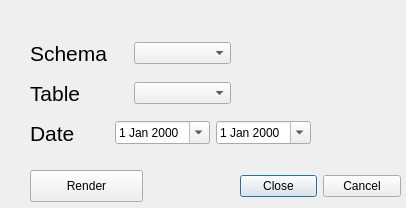
Before: the Qt Designer form rheas/rheas_dialog_base.ui in kandread/RHEAS-qgis, drawn with Qt 5.
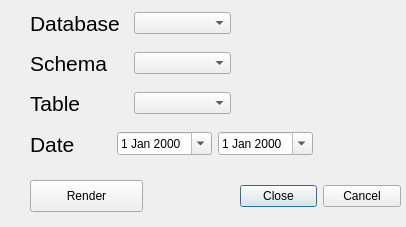
After: the same form once the commit is applied.

Commit message: Added database connection combo box.

The edit to the form file:
```diff
--- a/rheas/rheas_dialog_base.ui
+++ b/rheas/rheas_dialog_base.ui
@@ -7,7 +7,7 @@
     <x>0</x>
     <y>0</y>
     <width>406</width>
-    <height>208</height>
+    <height>227</height>
    </rect>
   </property>
   <property name="windowTitle">
@@ -17,7 +17,7 @@
    <property name="geometry">
     <rect>
      <x>240</x>
-     <y>170</y>
+     <y>180</y>
      <width>161</width>
      <height>32</height>
     </rect>
@@ -36,7 +36,7 @@
    <property name="geometry">
     <rect>
      <x>30</x>
-     <y>170</y>
+     <y>180</y>
      <width>113</width>
      <height>32</height>
     </rect>
@@ -45,11 +45,11 @@
     <string>Render</string>
    </property>
   </widget>
-  <widget class="QWidget" name="">
+  <widget class="QWidget" name="layoutWidget">
    <property name="geometry">
     <rect>
      <x>30</x>
-     <y>40</y>
+     <y>50</y>
      <width>201</width>
      <height>26</height>
     </rect>
@@ -72,11 +72,11 @@
     </item>
    </layout>
   </widget>
-  <widget class="QWidget" name="">
+  <widget class="QWidget" name="layoutWidget">
    <property name="geometry">
     <rect>
      <x>30</x>
-     <y>80</y>
+     <y>90</y>
      <width>201</width>
      <height>26</height>
     </rect>
@@ -99,13 +99,13 @@
     </item>
    </layout>
   </widget>
-  <widget class="QWidget" name="">
+  <widget class="QWidget" name="layoutWidget">
    <property name="geometry">
     <rect>
      <x>30</x>
-     <y>120</y>
-     <width>281</width>
-     <height>26</height>
+     <y>130</y>
+     <width>283</width>
+     <height>28</height>
     </rect>
    </property>
    <layout class="QHBoxLayout" name="horizontalLayout_3">
@@ -137,6 +137,33 @@
     </item>
    </layout>
   </widget>
+  <widget class="QWidget" name="">
+   <property name="geometry">
+    <rect>
+     <x>30</x>
+     <y>10</y>
+     <width>201</width>
+     <height>26</height>
+    </rect>
+   </property>
+   <layout class="QHBoxLayout" name="horizontalLayout_4">
+    <item>
+     <widget class="QLabel" name="db_label">
+      <property name="font">
+       <font>
+        <pointsize>16</pointsize>
+       </font>
+      </property>
+      <property name="text">
+       <string>Database</string>
+      </property>
+     </widget>
+    </item>
+    <item>
+     <widget class="QComboBox" name="database"/>
+    </item>
+   </layout>
+  </widget>
  </widget>
  <resources/>
  <connections>
```
